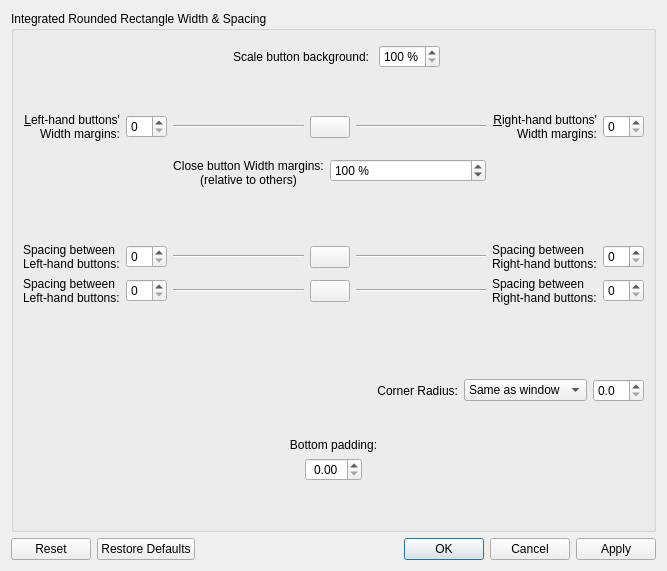
paulmcauley/klassy, file kdecoration/config/ui/buttonsizing.ui: the form before one commit.
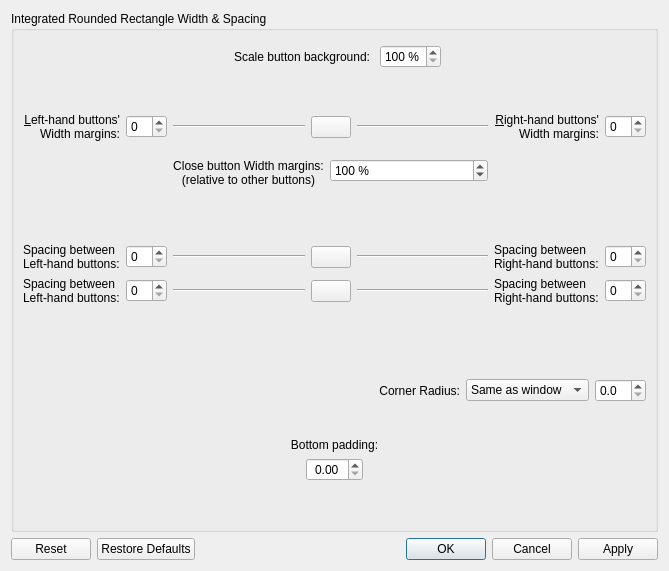
The form after the commit.

Commit message: Clarify close button spacing UI text

```diff
--- a/kdecoration/config/ui/buttonsizing.ui
+++ b/kdecoration/config/ui/buttonsizing.ui
@@ -6,7 +6,7 @@
    <rect>
     <x>0</x>
     <y>0</y>
-    <width>667</width>
+    <width>669</width>
     <height>571</height>
    </rect>
   </property>
@@ -302,7 +302,7 @@
            <widget class="QLabel" name="closeFullHeightButtonWidthMarginRelativeLabel">
             <property name="text">
              <string>Close button Width margins:
-(relative to others)</string>
+(relative to other buttons)</string>
             </property>
             <property name="alignment">
              <set>Qt::AlignCenter</set>
```
